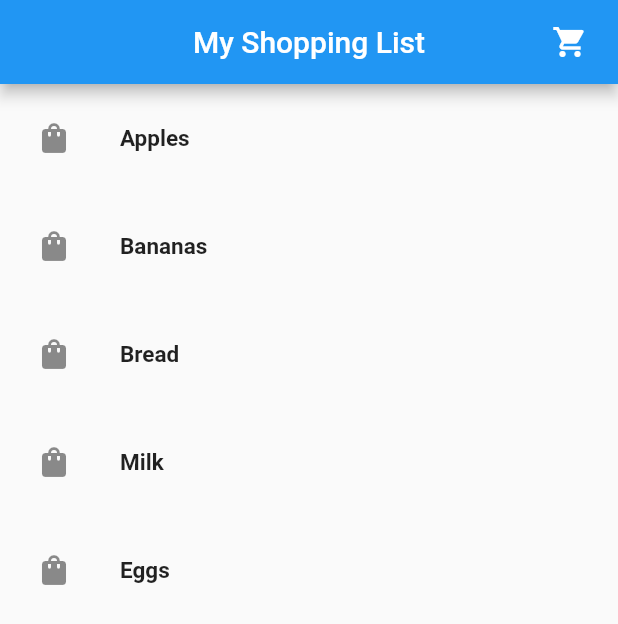
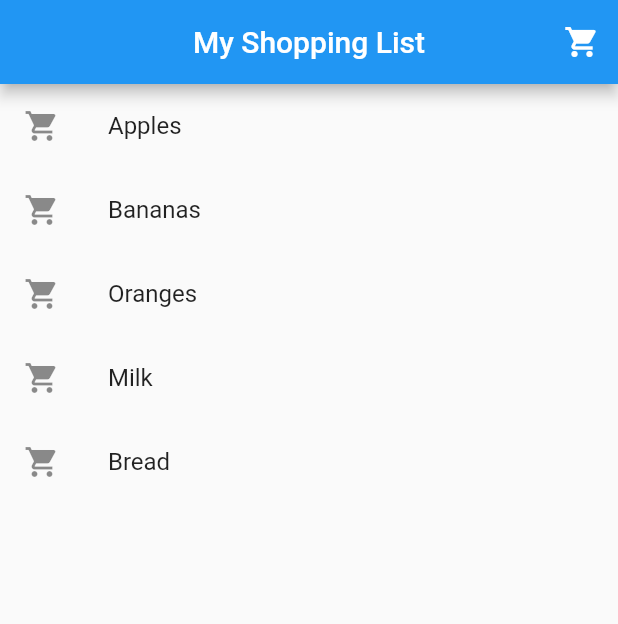
Before and after one commit to sajibmalek/flutter_ostad, a Flutter app: the screen it shows after launch, on a phone screen of 412 x 824 dp. Shown: the top 624 px of the screen. Run offline on Flutter 3.47's test engine with Material 2 defaults, Android fonts, the phone set to English and light mode, and no system bars; missing offline and left inert: dart:html; key blocks and very long unbroken strings in the code were emptied for the run.

Commit message:
update 2

```diff
--- a/home task/livetest3/lib/main.dart
+++ b/home task/livetest3/lib/main.dart
@@ -1,25 +1,35 @@
-import 'package:flutter/cupertino.dart';
 import 'package:flutter/material.dart';
 
-void main(){
+void main() {
   runApp(app());
 }
 
 class app extends StatelessWidget {
-  const app({super.key});
-
   @override
   Widget build(BuildContext context) {
-    return  MaterialApp(
+    return MaterialApp(
       debugShowCheckedModeBanner: false,
-      title: "My Shopping List",
+      title: 'My Shopping List',
+      theme: ThemeData(
+        primarySwatch: Colors.blue,
+      ),
       home: home(),
     );
   }
 }
 
 class home extends StatelessWidget {
-  const home({super.key});
+  final List<String> shoppingItems = [
+    'Apples',
+    'Bananas',
+    'Oranges',
+    'Milk',
+    'Bread',
+  ];
+
+  @override
+  Widget build(BuildContext context) {
+
     snackMessage(message,context,c){
       return ScaffoldMessenger.of(context).showSnackBar(
           SnackBar(content: Text(message),
@@ -29,60 +39,28 @@ class home extends StatelessWidget {
           )
       );
     }
-  @override
-  Widget build(BuildContext context) {
+
     return Scaffold(
       appBar: AppBar(
-  title: Text("My Shopping List"),
+        title: Text('My Shopping List'),
           centerTitle: true,
         actions: [
-    Padding(
-      padding: const EdgeInsets.all(8.0),
-      child: IconButton(onPressed: (){
+          IconButton(
+            icon: Icon(Icons.shopping_cart),
+            onPressed: () {
               snackMessage("Cart is empty",context,Colors.green);
-      }, icon:Icon(Icons.shopping_cart)),
-    )
+            },
+          ),
         ],
       ),
-      body: ListView(
-        children: [
-          Padding(
-            padding: const EdgeInsets.all(8.0),
-            child: ListTile(
-              leading: Icon(Icons.shopping_bag),
-              title: Text("Apples",style: TextStyle(fontSize: 15,fontWeight: FontWeight.bold,)),
-
-            ),
-          ),
-          Padding(
-            padding: const EdgeInsets.all(8.0),
-            child: ListTile(
-              leading: Icon(Icons.shopping_bag),
-              title: Text("Bananas",style: TextStyle(fontSize: 15,fontWeight: FontWeight.bold,)),
-            ),
-          ),
-          Padding(
-            padding: const EdgeInsets.all(8.0),
-            child: ListTile(
-              leading: Icon(Icons.shopping_bag),
-              title: Text("Bread",style: TextStyle(fontSize: 15,fontWeight: FontWeight.bold,)),
-            ),
-          ),
-          Padding(
-            padding: const EdgeInsets.all(8.0),
-            child: ListTile(
-              leading: Icon(Icons.shopping_bag),
-              title: Text("Milk",style: TextStyle(fontSize: 15,fontWeight: FontWeight.bold,)),
-            ),
-          ),
-          Padding(
-            padding: const EdgeInsets.all(8.0),
-            child: ListTile(
-              leading: Icon(Icons.shopping_bag),
-              title: Text("Eggs",style: TextStyle(fontSize: 15,fontWeight: FontWeight.bold,),),
-            ),
-          ),
-        ],
+      body: ListView.builder(
+        itemCount: shoppingItems.length,
+        itemBuilder: (BuildContext context, int index) {
+          return ListTile(
+            leading: Icon(Icons.shopping_cart),
+            title: Text(shoppingItems[index]),
+          );
+        },
       ),
     );
   }
```
Lines whose indentation alone changed are shown as unchanged.
